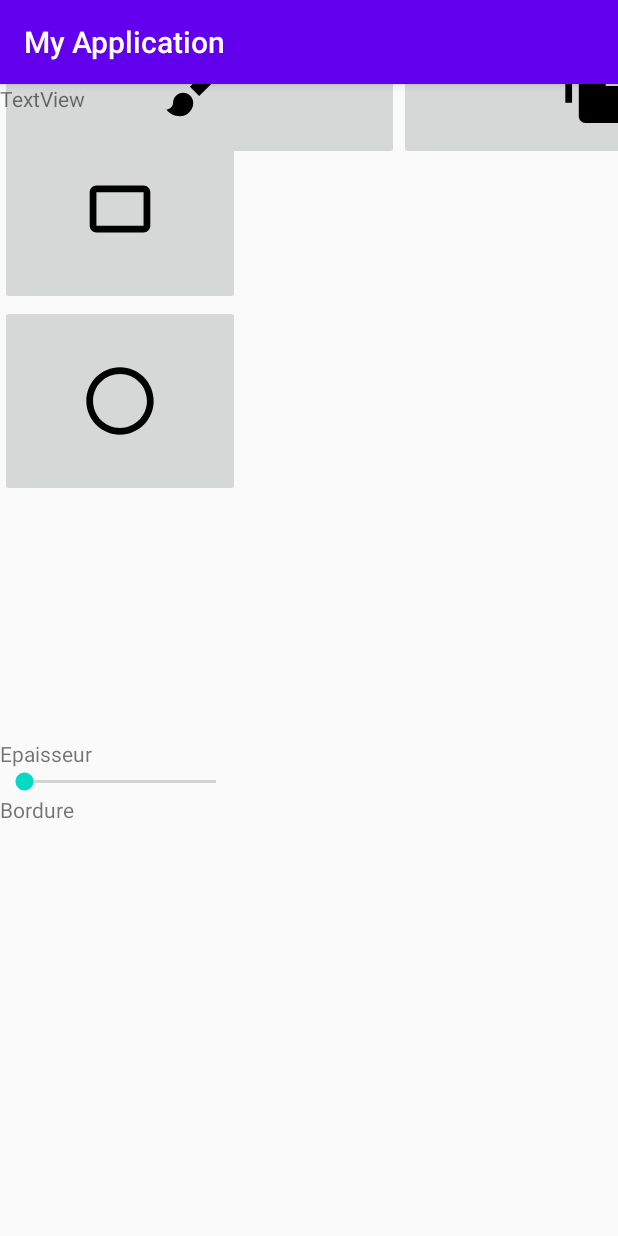
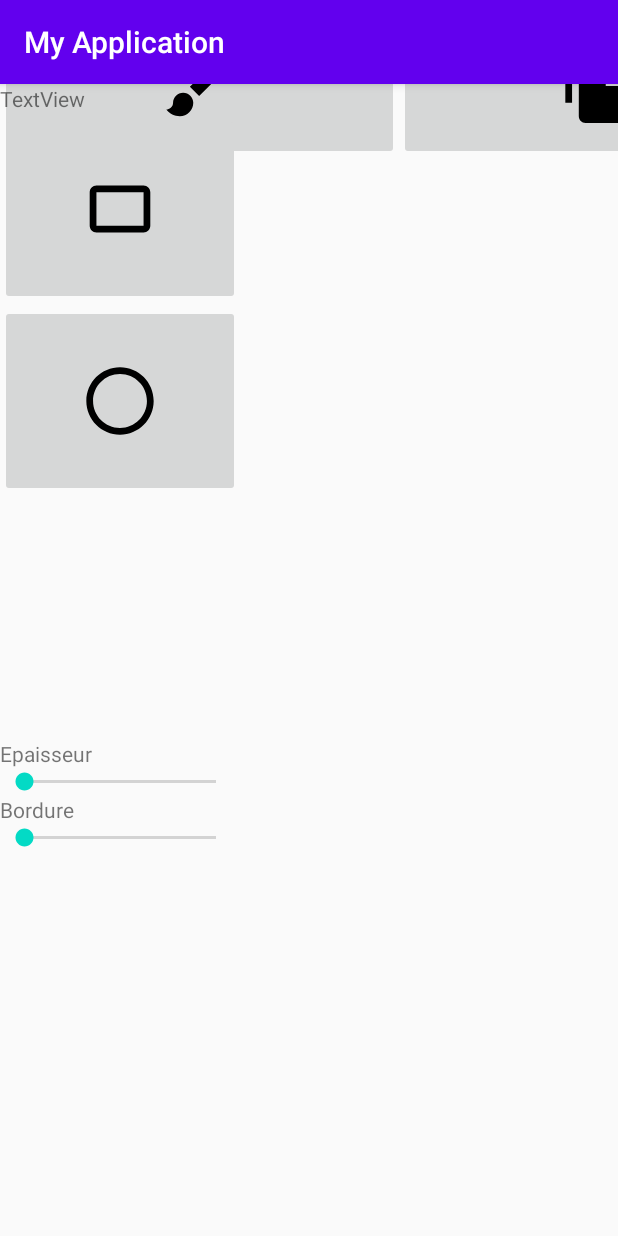
Before and after one commit to Miki-H/paint-android, an Android app: the screen it shows after launch (MainActivity), on a phone screen of 412 x 824 dp. Run offline under Robolectric (Android 15) with nearby library versions, the phone set to English and light mode, and no system bars.

Commit message:
[ADD] Add seekbars and hide/show tools

```diff
--- a/app/build.gradle
+++ b/app/build.gradle
@@ -28,7 +28,7 @@ android {
 }
 
 dependencies {
-
+    implementation 'com.larswerkman:HoloColorPicker:1.5'
     implementation 'com.android.support:appcompat-v7:28.0.0'
     implementation 'com.android.support.constraint:constraint-layout:2.0.4'
     implementation 'org.jetbrains:annotations:15.0'
--- a/app/src/main/java/com/example/myapplication/DrawingView.java
+++ b/app/src/main/java/com/example/myapplication/DrawingView.java
@@ -20,6 +20,7 @@ public class DrawingView extends View {
     Random r = new Random();
     int color = Color.BLACK;
 	int touchX = -1, touchY = -1, firstTouchX = -1, firstTouchY = -1;
+    int epaisseur = 1;
 
     private List <TouchCoord> Touchs = new ArrayList<>();
 
--- a/app/src/main/java/com/example/myapplication/MainActivity.java
+++ b/app/src/main/java/com/example/myapplication/MainActivity.java
@@ -5,12 +5,15 @@ import android.support.v7.app.AppCompatActivity;
 import android.view.View;
 import android.widget.ImageButton;
 import android.widget.LinearLayout;
+import android.widget.SeekBar;
 
 public class MainActivity extends AppCompatActivity {
     private DrawingView drawingView;
     private ImageButton btnBrush;
     private ImageButton btnNew;
     private ImageButton btnReturn;
+    private SeekBar epaisseurBar;
+    private SeekBar borderBar;
 
     @Override
     protected void onCreate(Bundle savedInstanceState) {
@@ -24,11 +27,15 @@ public class MainActivity extends AppCompatActivity {
         this.btnBrush = findViewById(R.id.btnBrush);
         this.btnNew = findViewById(R.id.btnNew);
         this.btnReturn = findViewById(R.id.btnReturn);
+        this.epaisseurBar = findViewById(R.id.epaisseurBar);
+        this.borderBar = findViewById(R.id.borderBar);
 
         this.btnBrush.setOnClickListener(new View.OnClickListener() {
             @Override
             public void onClick(View view) {
                 LinearLayout VerticalLayout = (LinearLayout) findViewById(R.id.verticalLayout);
+                int value = (VerticalLayout.getVisibility() == View.VISIBLE) ? View.INVISIBLE : View.VISIBLE;
+                VerticalLayout.setVisibility(value);
             }
         });
 
@@ -48,5 +55,18 @@ public class MainActivity extends AppCompatActivity {
             }
         });
 
+        this.epaisseurBar.setOnSeekBarChangeListener(new SeekBar.OnSeekBarChangeListener() {
+            @Override
+            public void onProgressChanged(SeekBar seekBar, int i, boolean b) {
+                System.out.println(i);
+                drawingView.epaisseur = i;
+            }
+
+            @Override
+            public void onStartTrackingTouch(SeekBar seekBar) { System.out.println("Start"); }
+
+            @Override
+            public void onStopTrackingTouch(SeekBar seekBar) { System.out.println("Stop"); }
+        });
     }
 }
--- a/app/src/main/java/com/example/myapplication/TouchCoord.java
+++ b/app/src/main/java/com/example/myapplication/TouchCoord.java
@@ -26,6 +26,7 @@ public class TouchCoord{
 
     private Paint paint;
     private int color = Color.BLACK;
+    private int epaisseur = 1;
     private int left, top, right, bottom;
 
     public TouchCoord(int left, int top, int right, int bottom, int color, Paint paint){
--- a/app/src/main/res/layout/activity_main.xml
+++ b/app/src/main/res/layout/activity_main.xml
@@ -92,13 +92,20 @@
         <SeekBar
             android:id="@+id/epaisseurBar"
             android:layout_width="match_parent"
-            android:layout_height="wrap_content" />
+            android:layout_height="wrap_content"
+            android:max="5" />
 
         <TextView
             android:id="@+id/textView3"
             android:layout_width="match_parent"
             android:layout_height="wrap_content"
             android:text="Bordure" />
+
+        <SeekBar
+            android:id="@+id/borderBar"
+            android:layout_width="match_parent"
+            android:layout_height="wrap_content"
+            android:max="5" />
     </LinearLayout>
 
 </android.support.constraint.ConstraintLayout>
```
Also changed, not shown: 1 other file.
